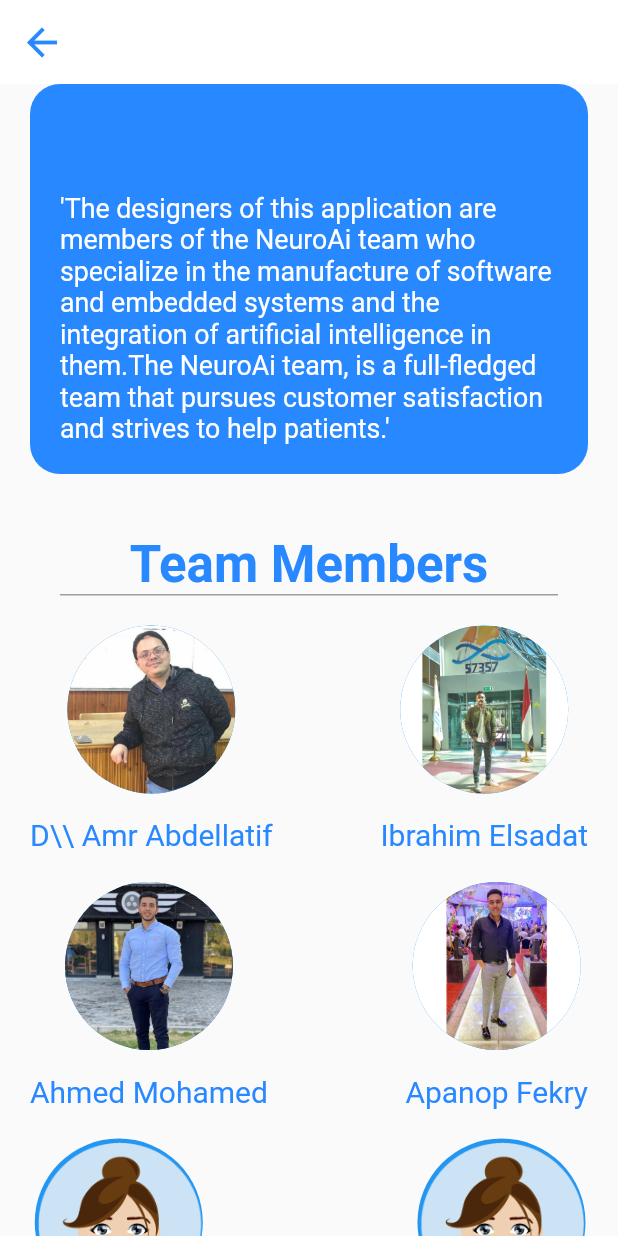
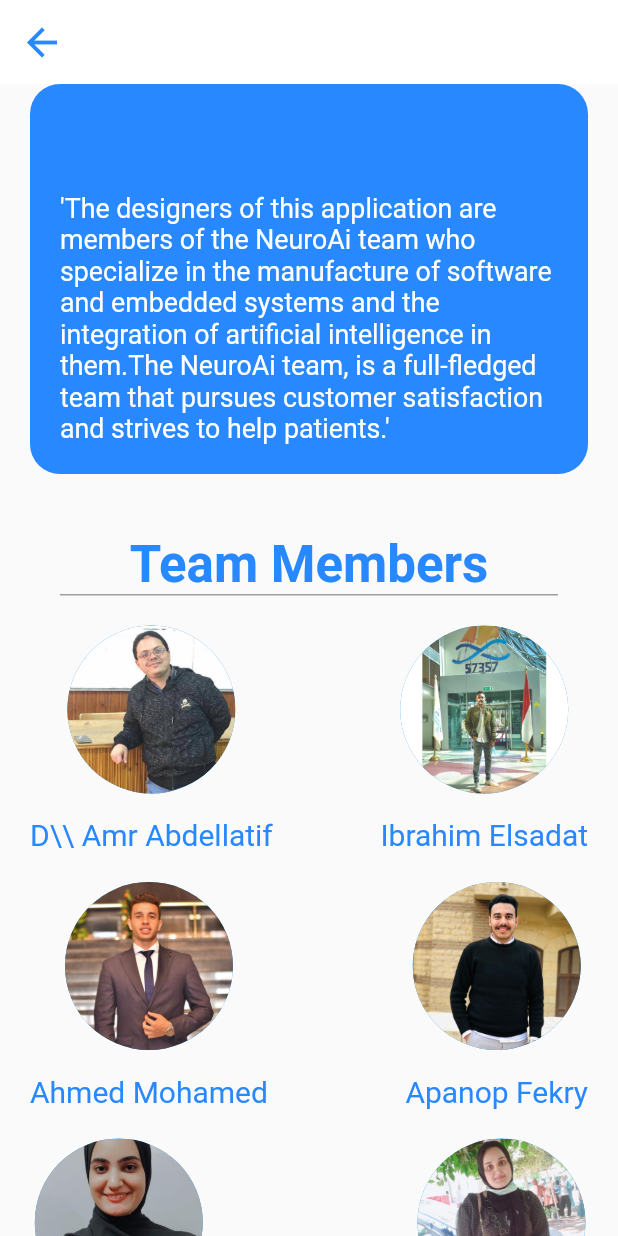
Before and after one commit to ibrahimnashaat/ai_control, a Flutter app: the AboutUs screen opened directly, on a phone screen of 412 x 824 dp. Run offline on Flutter 3.47's test engine with Material 2 defaults, Android fonts, the phone set to English and light mode, and no system bars; our stand-ins replace cloud_firestore, conditional_builder_null_safety, firebase_auth, firebase_core, firebase_database, firebase_storage and 15 more; missing offline and left inert: contactus, flutter_tflite; accounts and stored records are empty.

Commit message:
see you soon

```diff
--- a/lang/en.json
+++ b/lang/en.json
@@ -15,7 +15,7 @@
     "Update Cover": "Update Cover",
     "Update": "Update",
     "Patient Informations!": "Patient Informations!",
-    "please connect the ECG device before you click on the start button!": "please connect the ECG device before you click on the start button!",
+    "please connect the EMG device before you click on the start button!": "please connect the EMG device before you click on the start button!",
     "Patient Name : ": "Patient Name : ",
     "loading..": "loading..",
     "Patient age : ": "Patient age : ",
@@ -58,5 +58,7 @@
     " predict disease💊":   " predict disease💊",
     "Image will be shown below":  "Image will be shown below",
     "Current Prediction:": "Current Prediction:",
-    "Sc.Shot": "Sc.Shot"
+    "Sc.Shot": "Sc.Shot",
+    "Mahmoud Yousif":"Mahmoud Yousif",
+    "Amal Othman":"Amal Othman"
 }
--- a/lib/modules/drawer_pages/about_us.dart
+++ b/lib/modules/drawer_pages/about_us.dart
@@ -14,23 +14,15 @@ class _AboutUsState extends State<AboutUs> {
   @override
   Widget build(BuildContext context) {
     return Scaffold(
-      appBar: AppBar(
-
-
-      ),
+      appBar: AppBar(),
       body: SingleChildScrollView(
         child: Container(
-          padding: const EdgeInsets.only(
-              left: 20,
-              right: 20
-          ),
+          padding: const EdgeInsets.only(left: 20, right: 20),
           child: Column(
             crossAxisAlignment: CrossAxisAlignment.start,
             children: [
               Container(
-
                 width: double.infinity,
-
                 decoration: BoxDecoration(
                   borderRadius: BorderRadius.all(
                     Radius.circular(20),
@@ -38,30 +30,20 @@ class _AboutUsState extends State<AboutUs> {
                   color: HexColor('#2888ff'),
                 ),
                 child: Column(
-
                   crossAxisAlignment: CrossAxisAlignment.start,
                   children: [
                     Container(
-                      margin: EdgeInsets.only(
-                          left: 20,
-                          top: 10
-
-                      ),
+                      margin: EdgeInsets.only(left: 20, top: 10),
                       child: Text(
                         "About Us".tr(context),
                         style: Theme.of(context).textTheme.headline4,
                       ),
                     ),
-
                     Container(
                       margin: EdgeInsets.all(20.0),
                       child: Text(
                         "definition".tr(context),
-                        style:TextStyle(
-                          color: Colors.white,
-                          fontSize: 13.sp
-                        ),
-
+                        style: TextStyle(color: Colors.white, fontSize: 13.sp),
                       ),
                     ),
                   ],
@@ -70,8 +52,15 @@ class _AboutUsState extends State<AboutUs> {
               SizedBox(
                 height: 40,
               ),
-              Center(child: Text('Team Members',style: TextStyle(fontSize: 34,fontWeight: FontWeight.bold,
-                color: HexColor('#2888ff'),),)),
+              Center(
+                  child: Text(
+                'Team Members',
+                style: TextStyle(
+                  fontSize: 34,
+                  fontWeight: FontWeight.bold,
+                  color: HexColor('#2888ff'),
+                ),
+              )),
               Padding(
                 padding: const EdgeInsets.only(
                   left: 20.0,
@@ -93,7 +82,8 @@ class _AboutUsState extends State<AboutUs> {
                       CircleAvatar(
                         backgroundColor: Colors.blue,
                         radius: 56,
-                        backgroundImage: AssetImage('assets/images/Amr_Abdellatife.jpg'),
+                        backgroundImage:
+                            AssetImage('assets/images/Amr_Abdellatife.jpg'),
                       ),
                       SizedBox(
                         height: 16,
@@ -108,7 +98,6 @@ class _AboutUsState extends State<AboutUs> {
                     ],
                   ),
                   Spacer(),
-
                   Column(
                     children: [
                       CircleAvatar(
@@ -121,59 +110,8 @@ class _AboutUsState extends State<AboutUs> {
                       ),
                       Text(
                         "Ibrahim Elsadat".tr(context),
-                        style: TextStyle(
-                            color: HexColor('#2888ff'),
-                            fontSize: 20
-                        ),
-                      ),
-                    ],
-                  ),
-
-                ],
-              ),
-              SizedBox(
-                height: 20,
-              ),
-
-              Row(
-                children: [
-                  Column(
-                    children: [
-                      CircleAvatar(
-                        backgroundColor: Colors.blue,
-                        radius: 56,
-                        backgroundImage: AssetImage('assets/images/ahmed.jpg'),
-                      ),
-                      SizedBox(
-                        height: 16,
-                      ),
-                      Text(
-                        "Ahmed Mohamed".tr(context),
-                        style: TextStyle(
-                            color: HexColor('#2888ff'),
-                            fontSize: 20
-                        ),
-                      ),
-                    ],
-                  ),
-
-                  Spacer(),
-                  Column(
-                    children: [
-                      CircleAvatar(
-                        backgroundColor: Colors.blue,
-                        radius: 56,
-                        backgroundImage: AssetImage('assets/images/abanob.jpg'),
-                      ),
-                      SizedBox(
-                        height: 16,
-                      ),
-                      Text(
-                        "Apanop Fekry".tr(context),
-                        style: TextStyle(
-                            color: HexColor('#2888ff'),
-                            fontSize: 20
-                        ),
+                        style:
+                            TextStyle(color: HexColor('#2888ff'), fontSize: 20),
                       ),
                     ],
                   ),
@@ -189,38 +127,116 @@ class _AboutUsState extends State<AboutUs> {
                       CircleAvatar(
                         backgroundColor: Colors.blue,
                         radius: 56,
-                        backgroundImage: AssetImage('assets/images/girl.png'),
+                        backgroundImage: AssetImage('assets/images/b.jpg'),
+                      ),
+                      SizedBox(
+                        height: 16,
+                      ),
+                      Text(
+                        "Ahmed Mohamed".tr(context),
+                        style:
+                            TextStyle(color: HexColor('#2888ff'), fontSize: 20),
+                      ),
+                    ],
+                  ),
+                  Spacer(),
+                  Column(
+                    children: [
+                      CircleAvatar(
+                        backgroundColor: Colors.blue,
+                        radius: 56,
+                        backgroundImage: AssetImage('assets/images/aaaa.jpg'),
+                      ),
+                      SizedBox(
+                        height: 16,
+                      ),
+                      Text(
+                        "Apanop Fekry".tr(context),
+                        style:
+                            TextStyle(color: HexColor('#2888ff'), fontSize: 20),
+                      ),
+                    ],
+                  ),
+                ],
+              ),
+              SizedBox(
+                height: 20,
+              ),
+              Row(
+                children: [
+                  Column(
+                    children: [
+                      CircleAvatar(
+                        backgroundColor: Colors.blue,
+                        radius: 56,
+                        backgroundImage: AssetImage('assets/images/a.jpg'),
                       ),
                       SizedBox(
                         height: 16,
                       ),
                       Text(
                         "Ibthal Ahmed".tr(context),
-                        style: TextStyle(
-                            color: HexColor('#2888ff'),
-                            fontSize: 20
-                        ),
+                        style:
+                            TextStyle(color: HexColor('#2888ff'), fontSize: 20),
                       ),
                     ],
                   ),
-
                   Spacer(),
                   Column(
                     children: [
                       CircleAvatar(
                         backgroundColor: Colors.blue,
                         radius: 56,
-                        backgroundImage: AssetImage('assets/images/girl.png'),
+
+                     backgroundImage: AssetImage('assets/images/aa.jpg'),
                       ),
                       SizedBox(
                         height: 16,
                       ),
                       Text(
                         "Heba Ahmed".tr(context),
-                        style: TextStyle(
-                            color: HexColor('#2888ff'),
-                            fontSize: 20
-                        ),
+                        style:
+                            TextStyle(color: HexColor('#2888ff'), fontSize: 20),
+                      ),
+                    ],
+                  ),
+                ],
+              ),
+               SizedBox(
+                height: 20
+              ),
+              Row(
+                children: [
+                  Column(
+                    children: [
+                      CircleAvatar(
+                        backgroundColor: Colors.blue,
+                        radius: 56,
+                        backgroundImage: AssetImage('assets/images/aaa.jpg'),
+                      ),
+                      SizedBox(height: 16),
+                      Text(
+                        "Mahmoud Yousif".tr(context),
+                        style:
+                            TextStyle(color: HexColor('#2888ff'), fontSize: 20),
+                      ),
+                    ],
+                  ),
+                  Spacer(),
+                  Column(
+                    children: [
+                      CircleAvatar(
+                        backgroundColor: Colors.blue,
+                        radius: 56,
+                        backgroundImage: AssetImage('assets/images/i.jpg'),
+                      ),
+                      SizedBox(
+                        height: 16,
+                      ),
+                      Text(
+                        "Amal Othman".tr(context),
+                        style:
+                            TextStyle(color: HexColor('#2888ff'), fontSize: 20),
                       ),
                     ],
                   ),
@@ -237,7 +253,8 @@ class _AboutUsState extends State<AboutUs> {
                       CircleAvatar(
                         backgroundColor: Colors.blue,
                         radius: 56,
-                        backgroundImage: AssetImage('assets/images/ibrahim.jpg'),
+                        backgroundImage:
+                            AssetImage('assets/images/ibrahim.jpg'),
                       ),
                       SizedBox(
                         height: 16,
@@ -251,8 +268,6 @@ class _AboutUsState extends State<AboutUs> {
                       ),
                     ],
                   ),
-
-
                 ],
               ),
               SizedBox(
```
Also changed, not shown: lang/ar.json (+5 -2 lines), lib/modules/home_pages/download.dart (+36 -42 lines), lib/modules/home_pages/patient_state.dart (+61 -84 lines), lib/modules/home_pages/result.dart (+39 -53 lines), assets/images/a.jpg (added), assets/images/aa.jpg (added), assets/images/aaa.jpg (added), assets/images/aaaa.jpg (added), assets/images/b.jpg (added), assets/images/bb.jpg (added), assets/images/i.jpg (added), pubspec.lock.
